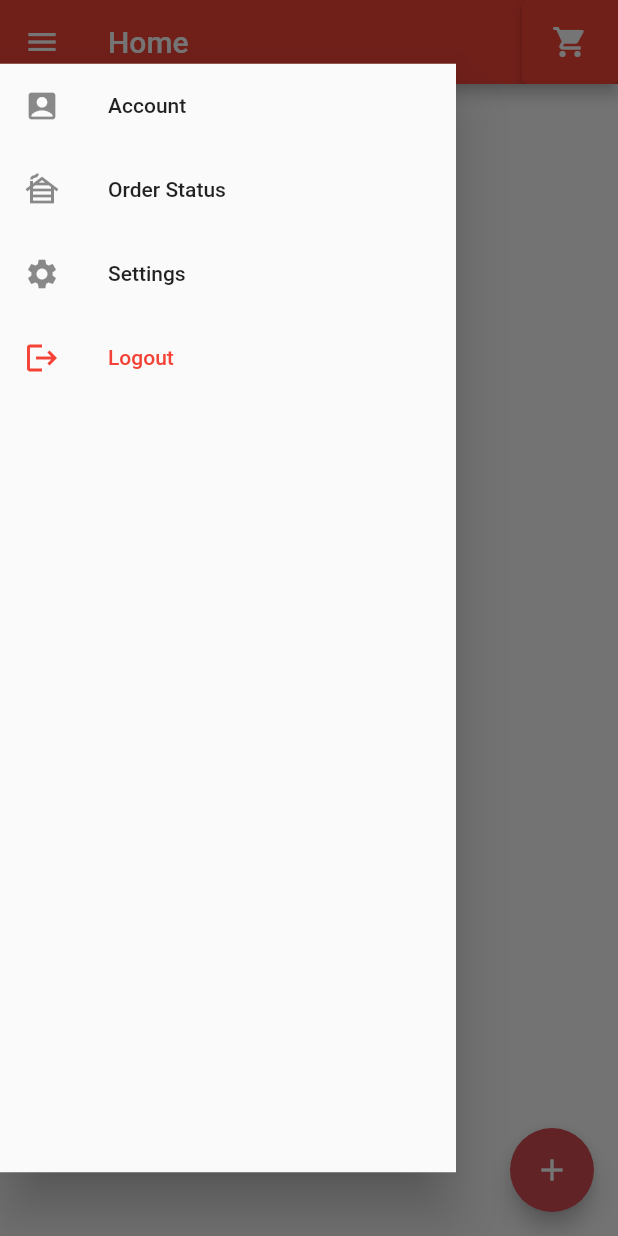
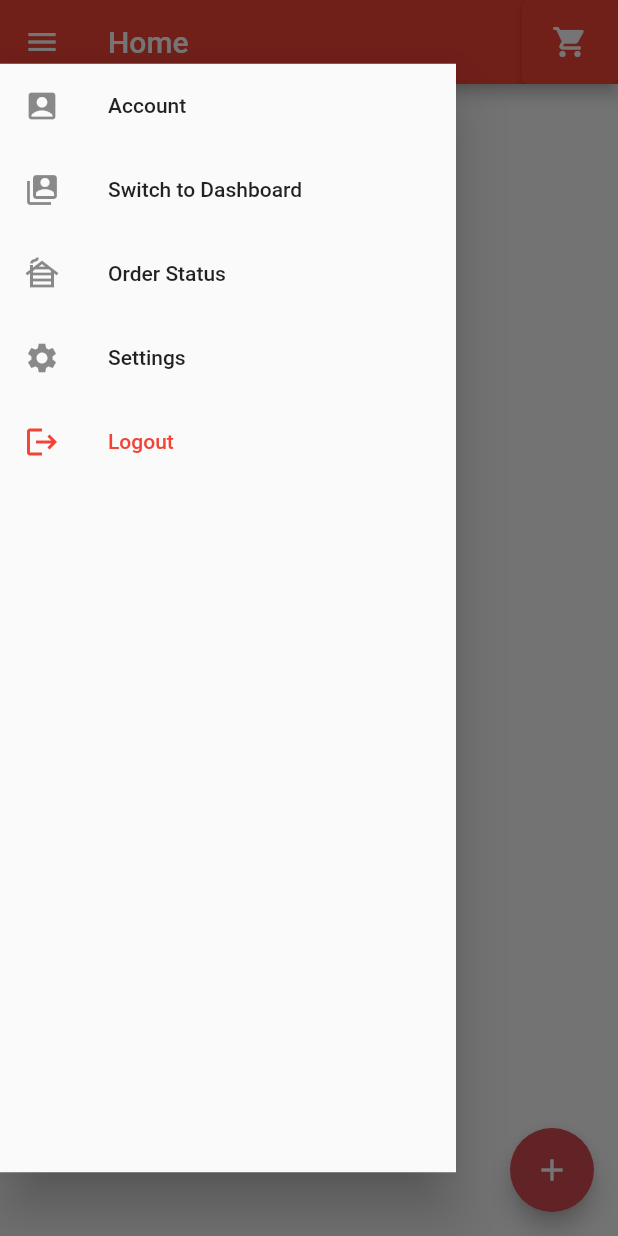
Before and after one commit to Asmit11/FoodKhana, a Flutter app: the ManagerDashboard screen opened by its route, with the side drawer open, on a phone screen of 412 x 824 dp. Run offline on Flutter 3.47's test engine with Material 2 defaults, Android fonts, the phone set to English and light mode, and no system bars; our stand-ins replace cloud_firestore, firebase_auth, firebase_core, firebase_storage, flutter_local_notifications; accounts and stored records are empty.

Commit message:
Added Switch to Main Dashboard in Manager Dashboard

```diff
--- a/lib/screens/ManagerDashboard.dart
+++ b/lib/screens/ManagerDashboard.dart
@@ -145,6 +145,14 @@ class _ManagerDashboardState extends State<ManagerDashboard> {
                           onTap:(){
                             Navigator.of(context).pushNamed("/viewprofile");
                           } ,
+                        ),
+
+                        ListTile(
+                          title: Text('Switch to Dashboard'),
+                          leading: Icon(Icons.switch_account),
+                          onTap:(){
+                            Navigator.of(context).pushNamed("/dashboard");
+                          },
                         ),
 
                         ListTile(
```
